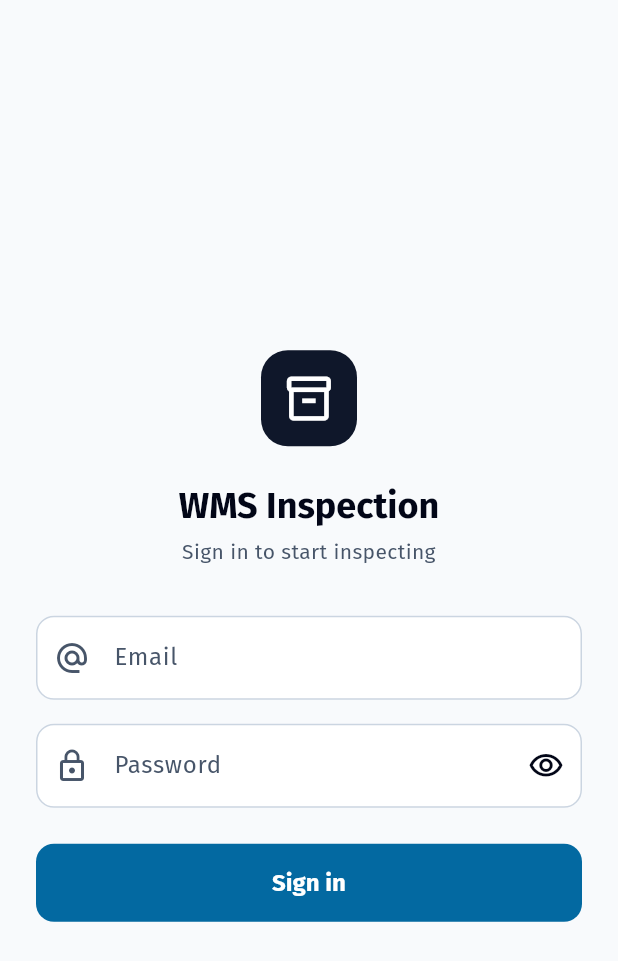
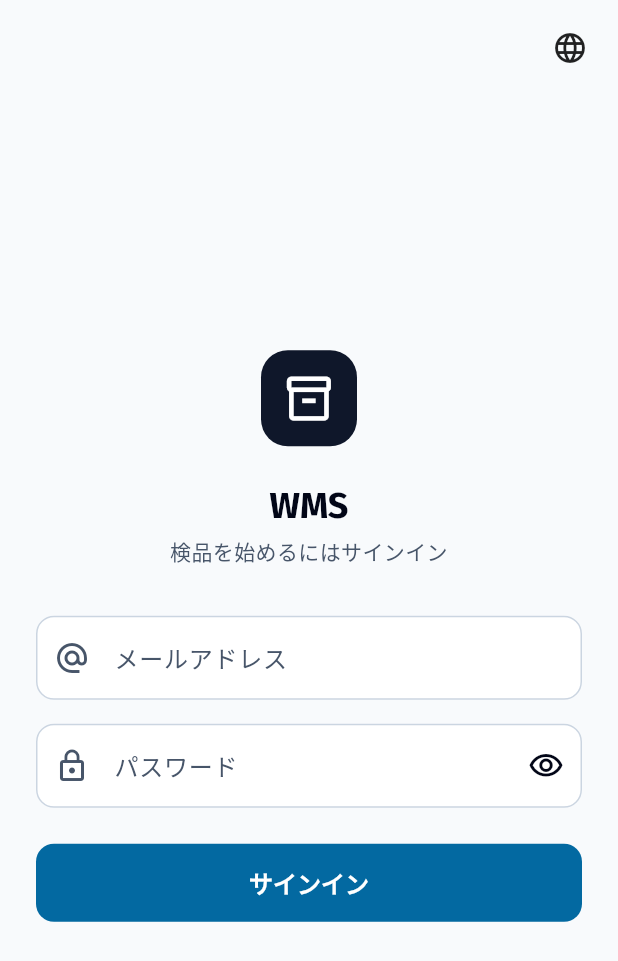
Before and after one commit to paazuuu/wms, a Flutter app: the screen it shows after launch, on a phone screen of 412 x 824 dp. Shown: the top 961 px of the screen. Run offline on Flutter 3.47's test engine with Material 3 defaults, Android fonts, the phone set to English and light mode, and no system bars; our stand-ins replace connectivity_plus, dio, drift, drift_flutter, equatable, file_picker and 2 more; missing offline and left inert: mobile_scanner; accounts and stored records are empty; generated files the repository leaves out were written again; network calls fail; project files that could hold a hidden picture were left out.

Commit message:
Localize login + scan/search screens; refine Chinese translations
- Localize Login (with a globe switcher so language can be changed before
  sign-in), Product Lookup, Stock Adjustment search and Lots & Serials
  search — titles, scan hints, empty/loading states, "in stock", using a
  parameterized noMatchesFor message.
- Native-review pass on the Chinese ARB (warehouse-idiomatic terms: 验货,
  作业员, 循环盘点, 移库, etc.).
- Update the product-lookup test to provide localization delegates.

Verified: flutter test = 113/113; analyze clean.

Co-Authored-By: Claude Opus 4.8 <noreply@anthropic.com>
Claude-Session: https://claude.ai/code/session_019L5JTRGw24TQYri6jvsLVX

```diff
--- a/mobile/lib/features/auth/presentation/login_screen.dart
+++ b/mobile/lib/features/auth/presentation/login_screen.dart
@@ -2,7 +2,9 @@ import 'package:flutter/material.dart';
 import 'package:flutter_riverpod/flutter_riverpod.dart';
 
 import '../../../app.dart';
+import '../../../core/l10n/language_menu.dart';
 import '../../../core/theme/app_spacing.dart';
+import '../../../l10n/app_localizations.dart';
 import '../application/auth_controller.dart';
 
 class LoginScreen extends ConsumerStatefulWidget {
@@ -39,10 +41,20 @@ class _LoginScreenState extends ConsumerState<LoginScreen> {
     final state = ref.watch(authControllerProvider);
     final theme = Theme.of(context);
     final scheme = theme.colorScheme;
+    final l10n = AppLocalizations.of(context);
 
     return Scaffold(
       body: SafeArea(
-        child: Center(
+        child: Stack(
+          children: [
+            const Align(
+              alignment: Alignment.topRight,
+              child: Padding(
+                padding: EdgeInsets.all(AppSpacing.sm),
+                child: LanguageMenuButton(),
+              ),
+            ),
+            Center(
           child: SingleChildScrollView(
             padding: const EdgeInsets.all(AppSpacing.xl),
             child: ConstrainedBox(
@@ -54,13 +66,13 @@ class _LoginScreenState extends ConsumerState<LoginScreen> {
                   const Center(child: BrandMark(size: 64)),
                   const SizedBox(height: AppSpacing.xl),
                   Text(
-                    'WMS Inspection',
+                    l10n.appTitle,
                     textAlign: TextAlign.center,
                     style: theme.textTheme.headlineSmall,
                   ),
                   const SizedBox(height: AppSpacing.xs),
                   Text(
-                    'Sign in to start inspecting',
+                    l10n.signInSubtitle,
                     textAlign: TextAlign.center,
                     style: theme.textTheme.bodyMedium
                         ?.copyWith(color: scheme.onSurfaceVariant),
@@ -76,12 +88,12 @@ class _LoginScreenState extends ConsumerState<LoginScreen> {
                           keyboardType: TextInputType.emailAddress,
                           textInputAction: TextInputAction.next,
                           autofillHints: const [AutofillHints.username],
-                          decoration: const InputDecoration(
-                            labelText: 'Email',
-                            prefixIcon: Icon(Icons.alternate_email),
+                          decoration: InputDecoration(
+                            labelText: l10n.email,
+                            prefixIcon: const Icon(Icons.alternate_email),
                           ),
                           validator: (v) => (v == null || v.trim().isEmpty)
-                              ? 'Email is required'
+                              ? l10n.emailRequired
                               : null,
                         ),
                         const SizedBox(height: AppSpacing.lg),
@@ -92,10 +104,10 @@ class _LoginScreenState extends ConsumerState<LoginScreen> {
                           autofillHints: const [AutofillHints.password],
                           onFieldSubmitted: (_) => _submit(),
                           decoration: InputDecoration(
-                            labelText: 'Password',
+                            labelText: l10n.password,
                             prefixIcon: const Icon(Icons.lock_outline),
                             suffixIcon: IconButton(
-                              tooltip: _obscure ? 'Show' : 'Hide',
+                              tooltip: _obscure ? l10n.show : l10n.hide,
                               icon: Icon(_obscure
                                   ? Icons.visibility_outlined
                                   : Icons.visibility_off_outlined),
@@ -104,7 +116,7 @@ class _LoginScreenState extends ConsumerState<LoginScreen> {
                             ),
                           ),
                           validator: (v) => (v == null || v.isEmpty)
-                              ? 'Password is required'
+                              ? l10n.passwordRequired
                               : null,
                         ),
                         if (state.error != null) ...[
@@ -121,7 +133,7 @@ class _LoginScreenState extends ConsumerState<LoginScreen> {
                                   child: CircularProgressIndicator(
                                       strokeWidth: 2.5),
                                 )
-                              : const Text('Sign in'),
+                              : Text(l10n.signIn),
                         ),
                       ],
                     ),
@@ -130,6 +142,8 @@ class _LoginScreenState extends ConsumerState<LoginScreen> {
               ),
             ),
           ),
+        ),
+          ],
         ),
       ),
     );
--- a/mobile/lib/l10n/app_ja.arb
+++ b/mobile/lib/l10n/app_ja.arb
@@ -53,5 +53,25 @@
   "featReports": "帳票",
   "featReportsDesc": "保存済みレポートとエクスポート",
   "comingSoon": "近日対応",
-  "comingSoonBody": "このサーバーAPIは準備済みです。モバイル画面が次の予定です。"
+  "comingSoonBody": "このサーバーAPIは準備済みです。モバイル画面が次の予定です。",
+  "signIn": "サインイン",
+  "signInSubtitle": "検品を始めるにはサインイン",
+  "email": "メールアドレス",
+  "password": "パスワード",
+  "emailRequired": "メールアドレスを入力してください",
+  "passwordRequired": "パスワードを入力してください",
+  "show": "表示",
+  "hide": "非表示",
+  "searching": "検索中…",
+  "scanTypeHint": "バーコード・SKU・名称をスキャンまたは入力",
+  "scanTypeMessage": "バーコード・SKU・名称をスキャンまたは入力してください。",
+  "noMatchesFor": "「{query}」に一致する結果がありません。",
+  "@noMatchesFor": {
+    "placeholders": { "query": { "type": "String" } }
+  },
+  "tryDifferentScan": "別のバーコード・SKU・名称をお試しください。",
+  "inStock": "在庫",
+  "productLookupEmpty": "商品がまだありません。",
+  "findProductToAdjust": "調整する商品を検索。",
+  "findProductToTrace": "追跡する商品を検索。"
 }
--- a/mobile/lib/l10n/app_localizations.dart
+++ b/mobile/lib/l10n/app_localizations.dart
@@ -423,6 +423,108 @@ abstract class AppLocalizations {
   /// In ja, this message translates to:
   /// **'このサーバーAPIは準備済みです。モバイル画面が次の予定です。'**
   String get comingSoonBody;
+
+  /// No description provided for @signIn.
+  ///
+  /// In ja, this message translates to:
+  /// **'サインイン'**
+  String get signIn;
+
+  /// No description provided for @signInSubtitle.
+  ///
+  /// In ja, this message translates to:
+  /// **'検品を始めるにはサインイン'**
+  String get signInSubtitle;
+
+  /// No description provided for @email.
+  ///
+  /// In ja, this message translates to:
+  /// **'メールアドレス'**
+  String get email;
+
+  /// No description provided for @password.
+  ///
+  /// In ja, this message translates to:
+  /// **'パスワード'**
+  String get password;
+
+  /// No description provided for @emailRequired.
+  ///
+  /// In ja, this message translates to:
+  /// **'メールアドレスを入力してください'**
+  String get emailRequired;
+
+  /// No description provided for @passwordRequired.
+  ///
+  /// In ja, this message translates to:
+  /// **'パスワードを入力してください'**
+  String get passwordRequired;
+
+  /// No description provided for @show.
+  ///
+  /// In ja, this message translates to:
+  /// **'表示'**
+  String get show;
+
+  /// No description provided for @hide.
+  ///
+  /// In ja, this message translates to:
+  /// **'非表示'**
+  String get hide;
+
+  /// No description provided for @searching.
+  ///
+  /// In ja, this message translates to:
+  /// **'検索中…'**
+  String get searching;
+
+  /// No description provided for @scanTypeHint.
+  ///
+  /// In ja, this message translates to:
+  /// **'バーコード・SKU・名称をスキャンまたは入力'**
+  String get scanTypeHint;
+
+  /// No description provided for @scanTypeMessage.
+  ///
+  /// In ja, this message translates to:
+  /// **'バーコード・SKU・名称をスキャンまたは入力してください。'**
+  String get scanTypeMessage;
+
+  /// No description provided for @noMatchesFor.
+  ///
+  /// In ja, this message translates to:
+  /// **'「{query}」に一致する結果がありません。'**
+  String noMatchesFor(String query);
+
+  /// No description provided for @tryDifferentScan.
+  ///
+  /// In ja, this message translates to:
+  /// **'別のバーコード・SKU・名称をお試しください。'**
+  String get tryDifferentScan;
+
+  /// No description provided for @inStock.
+  ///
+  /// In ja, this message translates to:
+  /// **'在庫'**
+  String get inStock;
+
+  /// No description provided for @productLookupEmpty.
+  ///
+  /// In ja, this message translates to:
+  /// **'商品がまだありません。'**
+  String get productLookupEmpty;
+
+  /// No description provided for @findProductToAdjust.
+  ///
+  /// In ja, this message translates to:
+  /// **'調整する商品を検索。'**
+  String get findProductToAdjust;
+
+  /// No description provided for @findProductToTrace.
+  ///
+  /// In ja, this message translates to:
+  /// **'追跡する商品を検索。'**
+  String get findProductToTrace;
 }
 
 class _AppLocalizationsDelegate
--- a/mobile/lib/l10n/app_localizations_ja.dart
+++ b/mobile/lib/l10n/app_localizations_ja.dart
@@ -169,4 +169,57 @@ class AppLocalizationsJa extends AppLocalizations {
 
   @override
   String get comingSoonBody => 'このサーバーAPIは準備済みです。モバイル画面が次の予定です。';
+
+  @override
+  String get signIn => 'サインイン';
+
+  @override
+  String get signInSubtitle => '検品を始めるにはサインイン';
+
+  @override
+  String get email => 'メールアドレス';
+
+  @override
+  String get password => 'パスワード';
+
+  @override
+  String get emailRequired => 'メールアドレスを入力してください';
+
+  @override
+  String get passwordRequired => 'パスワードを入力してください';
+
+  @override
+  String get show => '表示';
+
+  @override
+  String get hide => '非表示';
+
+  @override
+  String get searching => '検索中…';
+
+  @override
+  String get scanTypeHint => 'バーコード・SKU・名称をスキャンまたは入力';
+
+  @override
+  String get scanTypeMessage => 'バーコード・SKU・名称をスキャンまたは入力してください。';
+
+  @override
+  String noMatchesFor(String query) {
+    return '「$query」に一致する結果がありません。';
+  }
+
+  @override
+  String get tryDifferentScan => '別のバーコード・SKU・名称をお試しください。';
+
+  @override
+  String get inStock => '在庫';
+
+  @override
+  String get productLookupEmpty => '商品がまだありません。';
+
+  @override
+  String get findProductToAdjust => '調整する商品を検索。';
+
+  @override
+  String get findProductToTrace => '追跡する商品を検索。';
 }
```
Also changed, not shown: mobile/analysis_options.yaml (+9 -0 lines), mobile/lib/features/products/presentation/product_lookup_screen.dart (+9 -7 lines), mobile/lib/features/stock_adjustment/presentation/stock_adjustment_search_screen.dart (+8 -6 lines), mobile/lib/features/tracking/presentation/tracking_search_screen.dart (+8 -6 lines), mobile/lib/l10n/app_en.arb (+21 -1 lines), mobile/lib/l10n/app_localizations_en.dart (+53 -0 lines), mobile/lib/l10n/app_localizations_zh.dart (+67 -14 lines), mobile/lib/l10n/app_zh.arb (+34 -14 lines), 1 other file.
